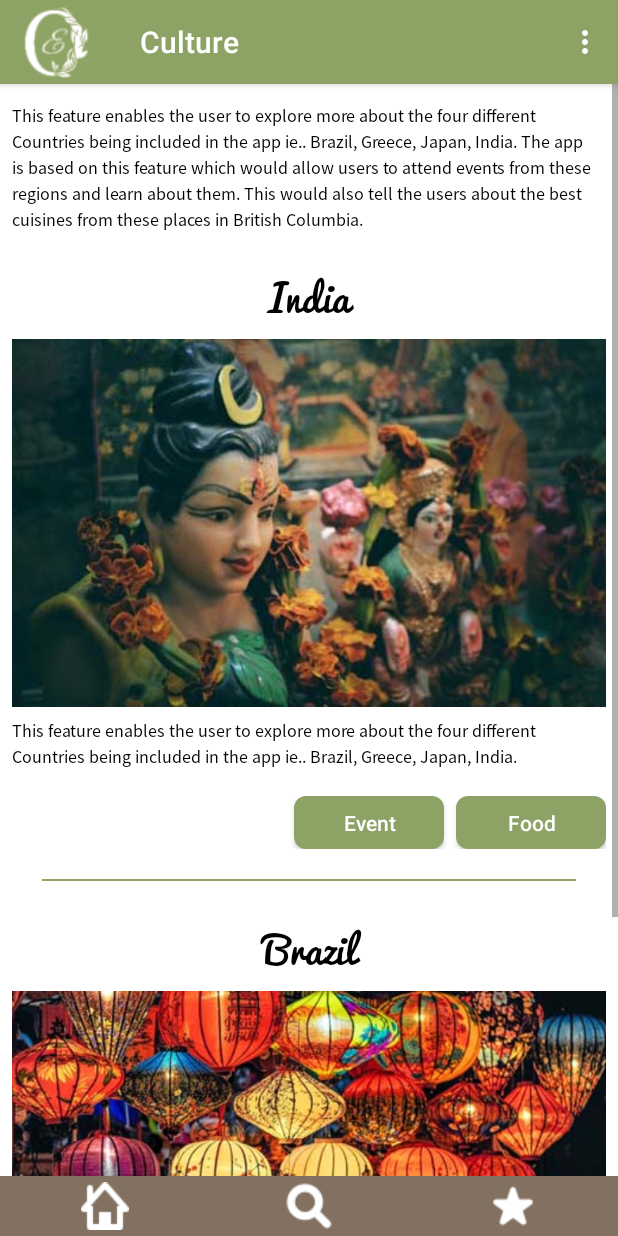
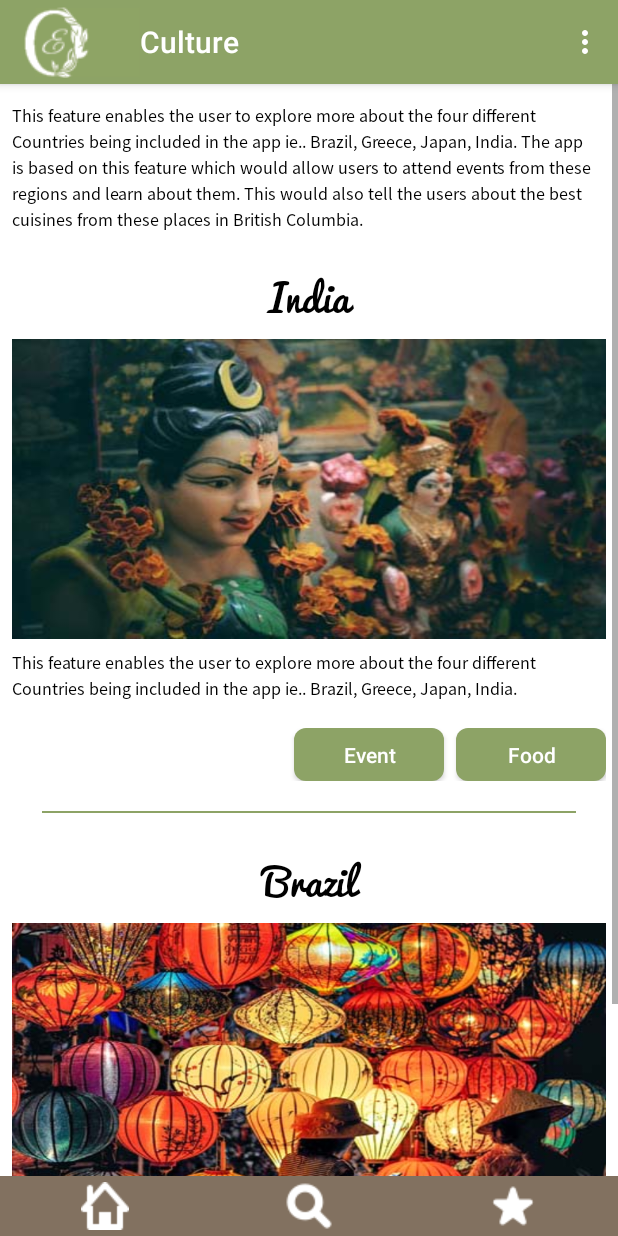
Before and after one commit to prabhsidhu/android-explore, an Android app: the Culture_page screen opened directly, with no data from a screen before it, on a phone screen of 412 x 824 dp. Run offline under Robolectric (Android 15) with nearby library versions, the phone set to English and light mode, and no system bars; our stand-ins replace Firebase (no records; nobody signed in at launch, a user with empty details on screens opened directly); 1 statement that could not run was skipped.

Commit message:
"last modification on 27novenber 2018 "

```diff
--- a/app/src/main/res/layout-v16/activity_culture_page.xml
+++ b/app/src/main/res/layout-v16/activity_culture_page.xml
@@ -62,7 +62,7 @@
             <ImageView
                 android:id="@+id/imgIndia"
                 android:layout_width="wrap_content"
-                android:layout_height="245dp"
+                android:layout_height="200sp"
                 android:contentDescription="TODO"
                 android:scaleType="fitXY"
                 app:srcCompat="@drawable/indian" />
@@ -140,7 +140,7 @@
             <ImageView
                 android:id="@+id/imgBrazil"
                 android:layout_width="wrap_content"
-                android:layout_height="245dp"
+                android:layout_height="200sp"
                 android:scaleType="fitXY"
                 app:srcCompat="@drawable/brazil" />
 
--- a/app/src/main/res/menu/menu.xml
+++ b/app/src/main/res/menu/menu.xml
@@ -7,12 +7,14 @@
     <item
         android:id="@+id/item3"
         android:title="" />
+
+    <item
+        android:id="@+id/setting"
+        android:title="" />
     <item
         android:id="@+id/bookmark"
-        android:title="Bookmark" />
-    <item
-        android:id="@+id/setting"
-        android:title="Settings" />
+        android:title="Bookmark"
+        />
       <item
           android:id="@+id/btnSignOut"
           android:title="Logout" />
```
Also changed, not shown: app/src/main/res/layout/activity_registration_view.xml (+7 -3 lines).
